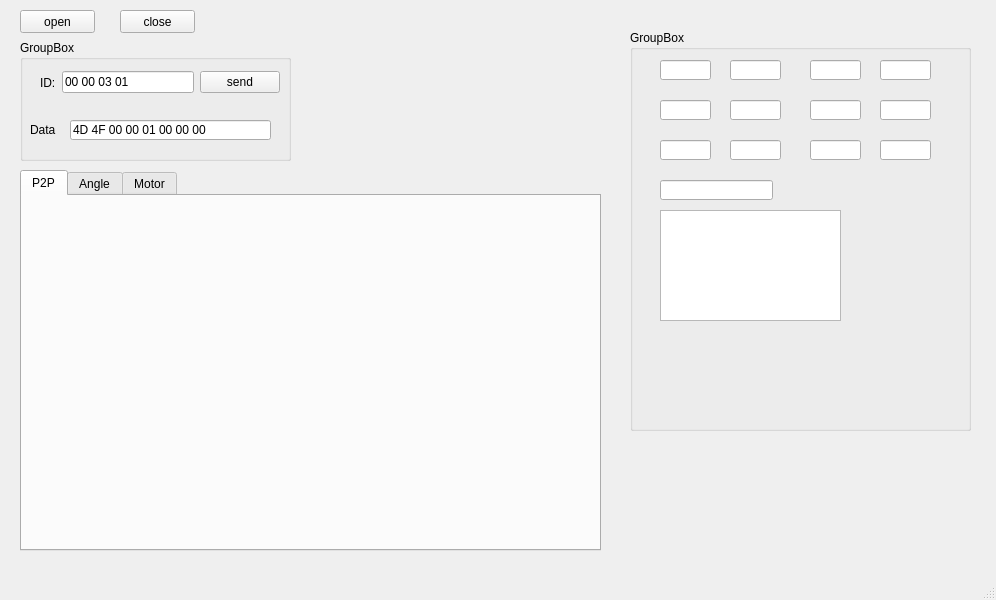
Before: the Qt Designer form view.ui in philyc/Manipulator_Controller, drawn with Qt 5.
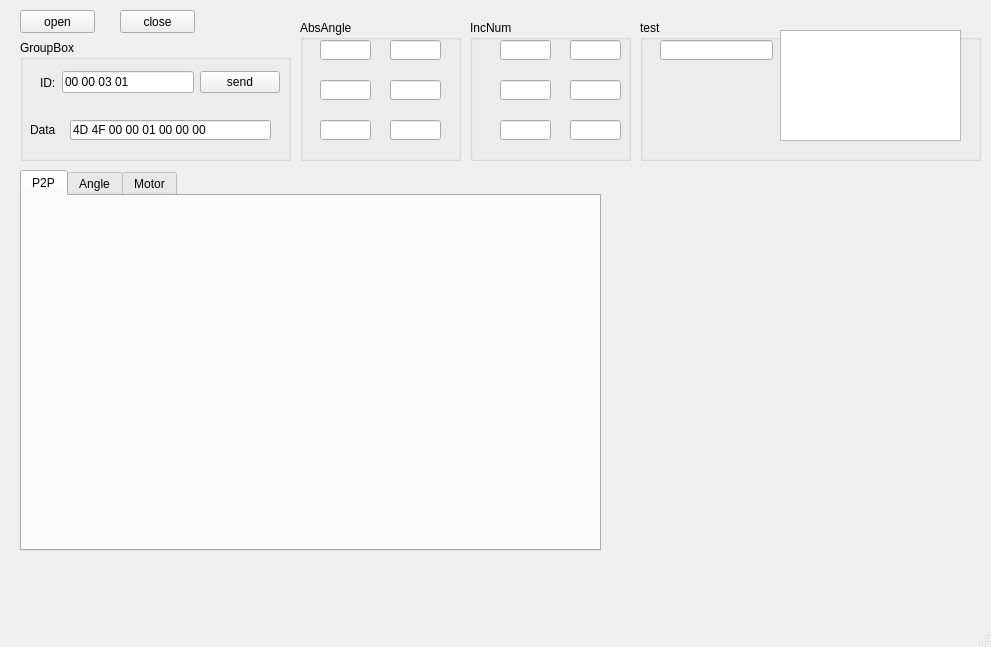
After: the same form once the commit is applied. The open tabs and pages were chosen to show the change. Custom widgets are drawn as their Qt base class.

The edit to the form file:
```diff
--- a/view.ui
+++ b/view.ui
@@ -6,8 +6,8 @@
    <rect>
     <x>0</x>
     <y>0</y>
-    <width>996</width>
-    <height>600</height>
+    <width>991</width>
+    <height>647</height>
    </rect>
   </property>
   <property name="windowTitle">
@@ -165,140 +165,20 @@
    <widget class="QGroupBox" name="grpTest">
     <property name="geometry">
      <rect>
-      <x>630</x>
-      <y>30</y>
+      <x>640</x>
+      <y>20</y>
       <width>341</width>
-      <height>401</height>
+      <height>141</height>
      </rect>
     </property>
     <property name="title">
-     <string>GroupBox</string>
+     <string>test</string>
     </property>
-    <widget class="QLineEdit" name="edtMoter1Angle">
-     <property name="geometry">
-      <rect>
-       <x>30</x>
-       <y>30</y>
-       <width>51</width>
-       <height>20</height>
-      </rect>
-     </property>
-    </widget>
-    <widget class="QLineEdit" name="edtMoter2Angle">
-     <property name="geometry">
-      <rect>
-       <x>30</x>
-       <y>70</y>
-       <width>51</width>
-       <height>20</height>
-      </rect>
-     </property>
-    </widget>
-    <widget class="QLineEdit" name="edtMoter3Angle">
-     <property name="geometry">
-      <rect>
-       <x>30</x>
-       <y>110</y>
-       <width>51</width>
-       <height>20</height>
-      </rect>
-     </property>
-    </widget>
-    <widget class="QLineEdit" name="edtMoter4Angle">
-     <property name="geometry">
-      <rect>
-       <x>100</x>
-       <y>30</y>
-       <width>51</width>
-       <height>20</height>
-      </rect>
-     </property>
-    </widget>
-    <widget class="QLineEdit" name="edtMoter5Angle">
-     <property name="geometry">
-      <rect>
-       <x>100</x>
-       <y>70</y>
-       <width>51</width>
-       <height>20</height>
-      </rect>
-     </property>
-    </widget>
-    <widget class="QLineEdit" name="edtMoter6Angle">
-     <property name="geometry">
-      <rect>
-       <x>100</x>
-       <y>110</y>
-       <width>51</width>
-       <height>20</height>
-      </rect>
-     </property>
-    </widget>
-    <widget class="QLineEdit" name="edtMoter1AddAngle">
-     <property name="geometry">
-      <rect>
-       <x>180</x>
-       <y>30</y>
-       <width>51</width>
-       <height>20</height>
-      </rect>
-     </property>
-    </widget>
-    <widget class="QLineEdit" name="edtMoter2AddAngle">
-     <property name="geometry">
-      <rect>
-       <x>180</x>
-       <y>70</y>
-       <width>51</width>
-       <height>20</height>
-      </rect>
-     </property>
-    </widget>
-    <widget class="QLineEdit" name="edtMoter3AddAngle">
-     <property name="geometry">
-      <rect>
-       <x>180</x>
-       <y>110</y>
-       <width>51</width>
-       <height>20</height>
-      </rect>
-     </property>
-    </widget>
-    <widget class="QLineEdit" name="edtMoter4AddAngle">
-     <property name="geometry">
-      <rect>
-       <x>250</x>
-       <y>30</y>
-       <width>51</width>
-       <height>20</height>
-      </rect>
-     </property>
-    </widget>
-    <widget class="QLineEdit" name="edtMoter5AddAngle">
-     <property name="geometry">
-      <rect>
-       <x>250</x>
-       <y>70</y>
-       <width>51</width>
-       <height>20</height>
-      </rect>
-     </property>
-    </widget>
-    <widget class="QLineEdit" name="edtMoter6AddAngle">
-     <property name="geometry">
-      <rect>
-       <x>250</x>
-       <y>110</y>
-       <width>51</width>
-       <height>20</height>
-      </rect>
-     </property>
-    </widget>
     <widget class="QLineEdit" name="edttest1">
      <property name="geometry">
       <rect>
-       <x>30</x>
-       <y>150</y>
+       <x>20</x>
+       <y>20</y>
        <width>113</width>
        <height>20</height>
       </rect>
@@ -307,14 +187,220 @@
     <widget class="QTextEdit" name="edttest2">
      <property name="geometry">
       <rect>
-       <x>30</x>
-       <y>180</y>
+       <x>140</x>
+       <y>10</y>
        <width>181</width>
        <height>111</height>
       </rect>
      </property>
     </widget>
    </widget>
+   <widget class="QGroupBox" name="grpAbsAngle">
+    <property name="geometry">
+     <rect>
+      <x>300</x>
+      <y>20</y>
+      <width>161</width>
+      <height>141</height>
+     </rect>
+    </property>
+    <property name="title">
+     <string>AbsAngle</string>
+    </property>
+    <widget class="QLineEdit" name="edtMoter3Angle">
+     <property name="geometry">
+      <rect>
+       <x>20</x>
+       <y>100</y>
+       <width>51</width>
+       <height>20</height>
+      </rect>
+     </property>
+    </widget>
+    <widget class="QLineEdit" name="edtMoter2Angle">
+     <property name="geometry">
+      <rect>
+       <x>20</x>
+       <y>60</y>
+       <width>51</width>
+       <height>20</height>
+      </rect>
+     </property>
+    </widget>
+    <widget class="QLineEdit" name="edtMoter1Angle">
+     <property name="geometry">
+      <rect>
+       <x>20</x>
+       <y>20</y>
+       <width>51</width>
+       <height>20</height>
+      </rect>
+     </property>
+    </widget>
+    <widget class="QLineEdit" name="edtMoter6Angle">
+     <property name="geometry">
+      <rect>
+       <x>90</x>
+       <y>100</y>
+       <width>51</width>
+       <height>20</height>
+      </rect>
+     </property>
+    </widget>
+    <widget class="QLineEdit" name="edtMoter5Angle">
+     <property name="geometry">
+      <rect>
+       <x>90</x>
+       <y>60</y>
+       <width>51</width>
+       <height>20</height>
+      </rect>
+     </property>
+    </widget>
+    <widget class="QLineEdit" name="edtMoter4Angle">
+     <property name="geometry">
+      <rect>
+       <x>90</x>
+       <y>20</y>
+       <width>51</width>
+       <height>20</height>
+      </rect>
+     </property>
+    </widget>
+   </widget>
+   <widget class="QGroupBox" name="grpIncNum">
+    <property name="geometry">
+     <rect>
+      <x>470</x>
+      <y>20</y>
+      <width>161</width>
+      <height>141</height>
+     </rect>
+    </property>
+    <property name="title">
+     <string>IncNum</string>
+    </property>
+    <widget class="QLineEdit" name="edtMoter3AddAngle">
+     <property name="geometry">
+      <rect>
+       <x>30</x>
+       <y>100</y>
+       <width>51</width>
+       <height>20</height>
+      </rect>
+     </property>
+    </widget>
+    <widget class="QLineEdit" name="edtMoter5AddAngle">
+     <property name="geometry">
+      <rect>
+       <x>100</x>
+       <y>60</y>
+       <width>51</width>
+       <height>20</height>
+      </rect>
+     </property>
+    </widget>
+    <widget class="QLineEdit" name="edtMoter4AddAngle">
+     <property name="geometry">
+      <rect>
+       <x>100</x>
+       <y>20</y>
+       <width>51</width>
+       <height>20</height>
+      </rect>
+     </property>
+    </widget>
+    <widget class="QLineEdit" name="edtMoter2AddAngle">
+     <property name="geometry">
+      <rect>
+       <x>30</x>
+       <y>60</y>
+       <width>51</width>
+       <height>20</height>
+      </rect>
+     </property>
+    </widget>
+    <widget class="QLineEdit" name="edtMoter6AddAngle">
+     <property name="geometry">
+      <rect>
+       <x>100</x>
+       <y>100</y>
+       <width>51</width>
+       <height>20</height>
+      </rect>
+     </property>
+    </widget>
+    <widget class="QLineEdit" name="edtMoter1AddAngle">
+     <property name="geometry">
+      <rect>
+       <x>30</x>
+       <y>20</y>
+       <width>51</width>
+       <height>20</height>
+      </rect>
+     </property>
+    </widget>
+   </widget>
+   <widget class="QCustomPlot" name="wgtMoter1" native="true">
+    <property name="geometry">
+     <rect>
+      <x>640</x>
+      <y>190</y>
+      <width>121</width>
+      <height>91</height>
+     </rect>
+    </property>
+   </widget>
+   <widget class="QCustomPlot" name="wgtMoter2" native="true">
+    <property name="geometry">
+     <rect>
+      <x>790</x>
+      <y>190</y>
+      <width>121</width>
+      <height>91</height>
+     </rect>
+    </property>
+   </widget>
+   <widget class="QCustomPlot" name="wgtMoter3" native="true">
+    <property name="geometry">
+     <rect>
+      <x>640</x>
+      <y>300</y>
+      <width>121</width>
+      <height>91</height>
+     </rect>
+    </property>
+   </widget>
+   <widget class="QCustomPlot" name="wgtMoter4" native="true">
+    <property name="geometry">
+     <rect>
+      <x>790</x>
+      <y>300</y>
+      <width>121</width>
+      <height>91</height>
+     </rect>
+    </property>
+   </widget>
+   <widget class="QCustomPlot" name="wgtMoter5" native="true">
+    <property name="geometry">
+     <rect>
+      <x>640</x>
+      <y>410</y>
+      <width>121</width>
+      <height>91</height>
+     </rect>
+    </property>
+   </widget>
+   <widget class="QCustomPlot" name="wgtMoter6" native="true">
+    <property name="geometry">
+     <rect>
+      <x>790</x>
+      <y>410</y>
+      <width>121</width>
+      <height>91</height>
+     </rect>
+    </property>
+   </widget>
   </widget>
   <widget class="QMenuBar" name="menubar">
    <property name="geometry">
@@ -328,6 +414,14 @@
   </widget>
   <widget class="QStatusBar" name="statusbar"/>
  </widget>
+ <customwidgets>
+  <customwidget>
+   <class>QCustomPlot</class>
+   <extends>QWidget</extends>
+   <header location="global">qcustomplot.h</header>
+   <container>1</container>
+  </customwidget>
+ </customwidgets>
  <resources/>
  <connections/>
 </ui>
```
Left out of the diff: 4 changed lines with no effect on the pictures.
